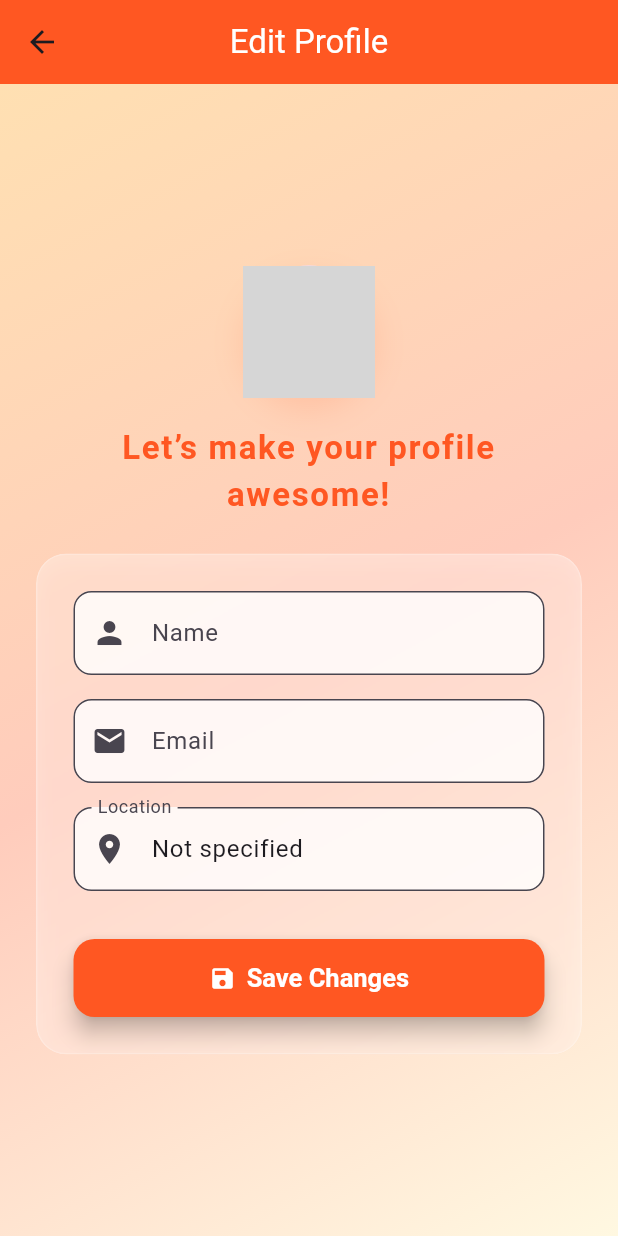
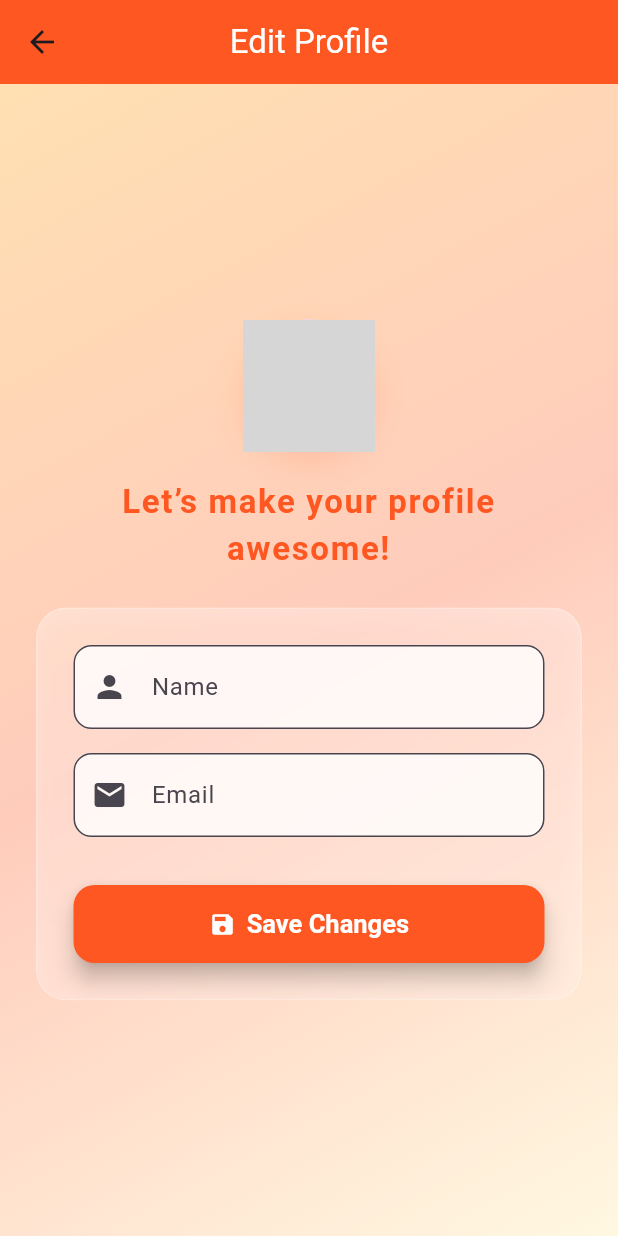
Before and after one commit to InduwaraBhagya/Slushies_Juice_Maker_App, a Flutter app: the CustomerProfilePage screen opened by its route, after a tap on "Edit Profile", on a phone screen of 412 x 824 dp. Run offline on Flutter 3.47's test engine with Material 3 defaults, Android fonts, the phone set to English and light mode, and no system bars; our stand-ins replace cloud_firestore, firebase_auth, firebase_core, firebase_database; accounts and stored records are empty; grey boxes are pictures that could not be loaded.

Commit message:
change some features in customer profile page

```diff
--- a/lib/customer_profile.dart
+++ b/lib/customer_profile.dart
@@ -17,7 +17,6 @@ class _CustomerProfilePageState extends State<CustomerProfilePage>
 
   String name = '';
   String email = '';
-  String location = 'Not specified';
 
   @override
   void initState() {
@@ -78,7 +77,6 @@ class _CustomerProfilePageState extends State<CustomerProfilePage>
         builder: (context) => EditProfilePage(
           currentName: name,
           currentEmail: email,
-          currentLocation: location,
         ),
       ),
     );
@@ -87,7 +85,6 @@ class _CustomerProfilePageState extends State<CustomerProfilePage>
       setState(() {
         name = result['name'] ?? name;
         email = result['email'] ?? email;
-        location = result['location'] ?? location;
       });
     }
   }
@@ -140,7 +137,6 @@ class _CustomerProfilePageState extends State<CustomerProfilePage>
                                 fontSize: 22, fontWeight: FontWeight.bold, color: Colors.black)),
                         const SizedBox(height: 8),
                         _buildInfoRow(Icons.email, email),
-                        _buildInfoRow(Icons.location_on, location),
                       ],
                     ),
                   ),
@@ -186,13 +182,11 @@ class _CustomerProfilePageState extends State<CustomerProfilePage>
 class EditProfilePage extends StatefulWidget {
   final String currentName;
   final String currentEmail;
-  final String currentLocation;
 
   const EditProfilePage({
     super.key,
     required this.currentName,
     required this.currentEmail,
-    required this.currentLocation,
   });
 
   @override
@@ -202,28 +196,24 @@ class EditProfilePage extends StatefulWidget {
 class _EditProfilePageState extends State<EditProfilePage> {
   late TextEditingController nameController;
   late TextEditingController emailController;
-  late TextEditingController locationController;
 
   @override
   void initState() {
     super.initState();
     nameController = TextEditingController(text: widget.currentName);
     emailController = TextEditingController(text: widget.currentEmail);
-    locationController = TextEditingController(text: widget.currentLocation);
   }
 
   @override
   void dispose() {
     nameController.dispose();
     emailController.dispose();
-    locationController.dispose();
     super.dispose();
   }
 
   void saveProfile() async {
     final updatedName = nameController.text.trim();
     final updatedEmail = emailController.text.trim();
-    final updatedLocation = locationController.text.trim();
 
     final user = FirebaseAuth.instance.currentUser;
 
@@ -239,7 +229,6 @@ class _EditProfilePageState extends State<EditProfilePage> {
     Navigator.pop(context, {
       'name': updatedName,
       'email': updatedEmail,
-      'location': updatedLocation,
     });
   }
 
@@ -340,17 +329,6 @@ class _EditProfilePageState extends State<EditProfilePage> {
                                 border: OutlineInputBorder(borderRadius: BorderRadius.circular(12)),
                               ),
                             ),
-                            const SizedBox(height: 16),
-                            TextField(
-                              controller: locationController,
-                              decoration: InputDecoration(
-                                labelText: 'Location',
-                                prefixIcon: const Icon(Icons.location_on),
-                                filled: true,
-                                fillColor: Colors.white.withOpacity(0.8),
-                                border: OutlineInputBorder(borderRadius: BorderRadius.circular(12)),
-                              ),
-                            ),
                             const SizedBox(height: 32),
                             SizedBox(
                               width: double.infinity,
--- a/lib/juice_customization.dart
+++ b/lib/juice_customization.dart
@@ -664,11 +664,11 @@ class _JuicePreparingPageState extends State<JuicePreparingPage>
         if (status == AnimationStatus.completed) {
           setState(() => isDone = true);
           Future.delayed(const Duration(seconds: 2), () {
-            Navigator.pushAndRemoveUntil(
+            Navigator.pushReplacement(
               context,
               MaterialPageRoute(
                   builder: (context) => const JuiceCustomizationPage()),
-              (route) => false,
+
             );
           });
         }
--- a/lib/main.dart
+++ b/lib/main.dart
@@ -7,7 +7,7 @@ import 'firebase_options.dart';
 import 'login.dart';
 import 'Home.dart';
 import 'juice_customization.dart';
-import 'package:slushies/order_history.dart';
+import 'order_history.dart';
 import 'about.dart';
 import 'customer_profile.dart';
 
```
